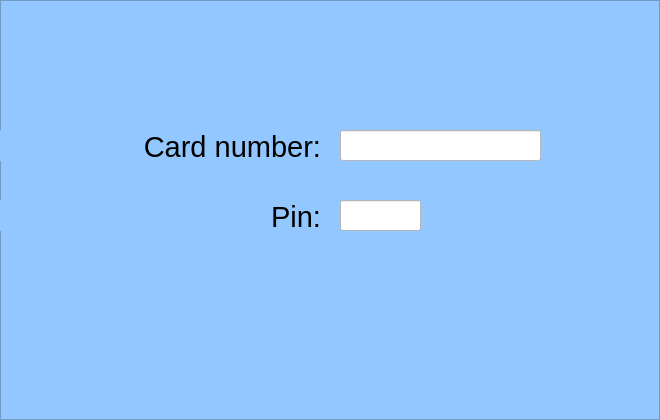
Above: classes/gui/LoginScreen.ui from TheBiggestDaddy/ATM before the change. Below: the same form after it.
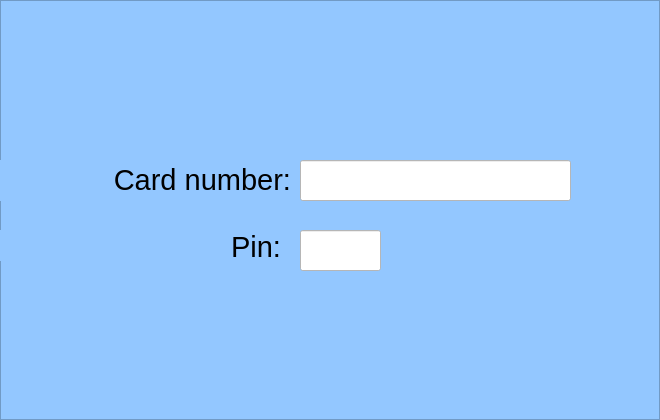
That is the form after the change.

```diff
--- a/classes/gui/LoginScreen.ui
+++ b/classes/gui/LoginScreen.ui
@@ -27,14 +27,14 @@
   </property>
   <widget class="QLineEdit" name="card_number_line">
    <property name="enabled">
-    <bool>false</bool>
+    <bool>true</bool>
    </property>
    <property name="geometry">
     <rect>
-     <x>340</x>
-     <y>130</y>
-     <width>201</width>
-     <height>31</height>
+     <x>300</x>
+     <y>160</y>
+     <width>271</width>
+     <height>41</height>
     </rect>
    </property>
    <property name="font">
@@ -55,10 +55,10 @@
   <widget class="QLabel" name="label">
    <property name="geometry">
     <rect>
-     <x>0</x>
-     <y>130</y>
-     <width>321</width>
-     <height>31</height>
+     <x>-40</x>
+     <y>160</y>
+     <width>331</width>
+     <height>41</height>
     </rect>
    </property>
    <property name="font">
@@ -73,8 +73,8 @@
   <widget class="QLabel" name="label_2">
    <property name="geometry">
     <rect>
-     <x>0</x>
-     <y>200</y>
+     <x>-40</x>
+     <y>230</y>
      <width>321</width>
      <height>31</height>
     </rect>
@@ -90,14 +90,14 @@
   </widget>
   <widget class="QLineEdit" name="card_number_line_2">
    <property name="enabled">
-    <bool>false</bool>
+    <bool>true</bool>
    </property>
    <property name="geometry">
     <rect>
-     <x>340</x>
-     <y>200</y>
+     <x>300</x>
+     <y>230</y>
      <width>81</width>
-     <height>31</height>
+     <height>41</height>
     </rect>
    </property>
    <property name="font">
```
